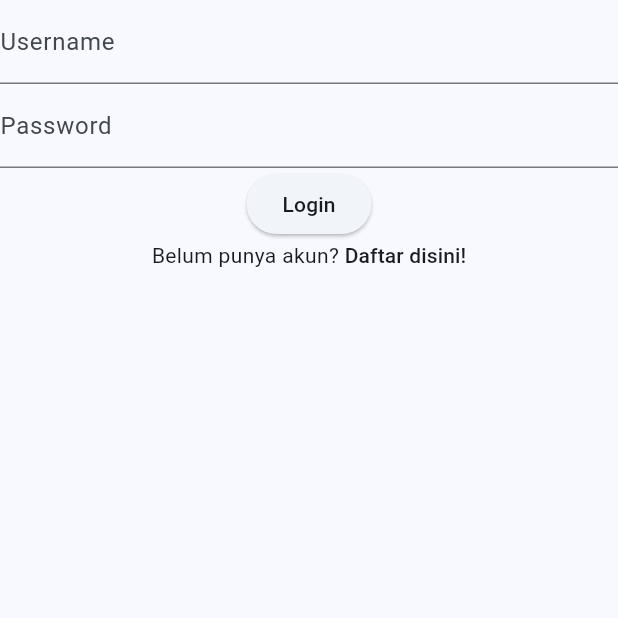
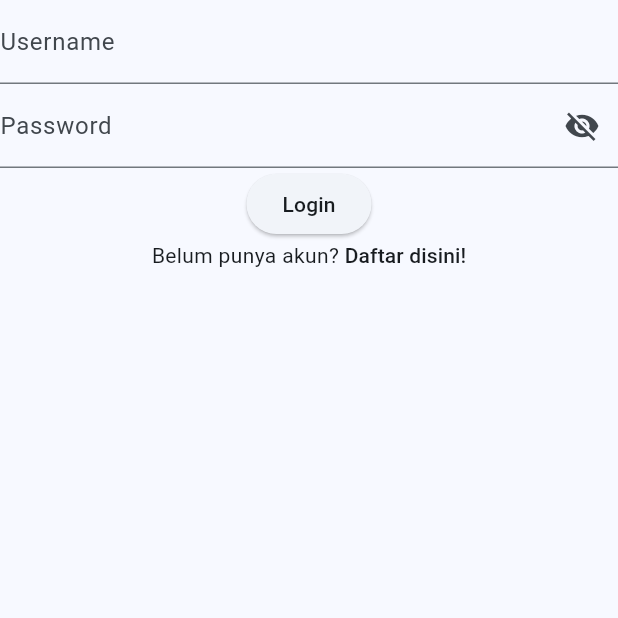
Before and after one commit to autorejecttop/utspam_d_if5b_0702, a Flutter app: the screen it shows after launch, on a phone screen of 412 x 824 dp, the top half of it. Run offline on Flutter 3.47's test engine with Material 3 defaults, Android fonts, the phone set to English and light mode, and no system bars.

Commit message:
Added password visibility toggle

```diff
--- a/lib/screens/login_screen.dart
+++ b/lib/screens/login_screen.dart
@@ -13,6 +13,8 @@ class _LoginScreenState extends State<LoginScreen> {
   final _formKey = GlobalKey<FormState>();
   final _usernameController = TextEditingController();
   final _passwordController = TextEditingController();
+
+  bool _isPasswordObscure = true;
 
   @override
   Widget build(BuildContext context) {
@@ -43,11 +45,24 @@ class _LoginScreenState extends State<LoginScreen> {
                 controller: _passwordController,
                 textInputAction: TextInputAction.next,
                 keyboardType: TextInputType.text,
-                obscureText: true,
+                obscureText: _isPasswordObscure,
                 decoration: InputDecoration(
                   labelText: 'Password',
                   hintText: 'Masukkan password Anda',
+                  suffixIcon: IconButton(
+                    onPressed: () {
+                      setState(() {
+                        _isPasswordObscure = !_isPasswordObscure;
+                      });
+                    },
+                    icon: Icon(
+                      _isPasswordObscure
+                          ? Icons.visibility_off
+                          : Icons.visibility,
+                    ),
+                  ),
                 ),
+
                 validator: (value) {
                   if (value == null || value.isEmpty) {
                     return 'Password tidak boleh kosong!';
```
